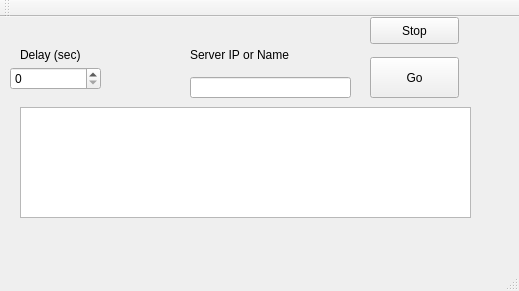
First picture: the form in mainwindow.ui, repository Velesey/pinger, before the edit.
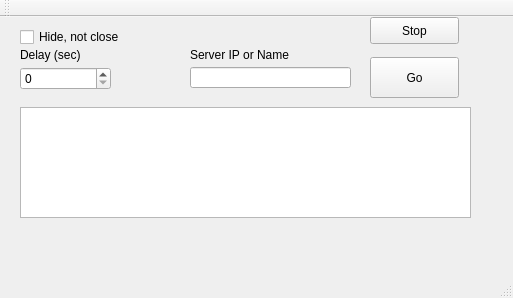
Second picture: the form after the edit.

Commit message: add checkbox hide-close

```diff
--- a/mainwindow.ui
+++ b/mainwindow.ui
@@ -6,8 +6,8 @@
    <rect>
     <x>0</x>
     <y>0</y>
-    <width>519</width>
-    <height>291</height>
+    <width>513</width>
+    <height>298</height>
    </rect>
   </property>
   <property name="windowTitle">
@@ -54,7 +54,7 @@
     <property name="geometry">
      <rect>
       <x>190</x>
-      <y>60</y>
+      <y>50</y>
       <width>161</width>
       <height>21</height>
      </rect>
@@ -63,7 +63,7 @@
    <widget class="QSpinBox" name="spinBox">
     <property name="geometry">
      <rect>
-      <x>10</x>
+      <x>20</x>
       <y>50</y>
       <width>91</width>
       <height>23</height>
@@ -99,6 +99,19 @@
      <string>Stop</string>
     </property>
    </widget>
+   <widget class="QCheckBox" name="checkBox">
+    <property name="geometry">
+     <rect>
+      <x>20</x>
+      <y>10</y>
+      <width>121</width>
+      <height>20</height>
+     </rect>
+    </property>
+    <property name="text">
+     <string>Hide, not close</string>
+    </property>
+   </widget>
   </widget>
   <widget class="QMenuBar" name="menuBar">
    <property name="geometry">
```
Left out of the diff: 2 changed lines with no effect on the pictures. The commit also changes 2 other files.
